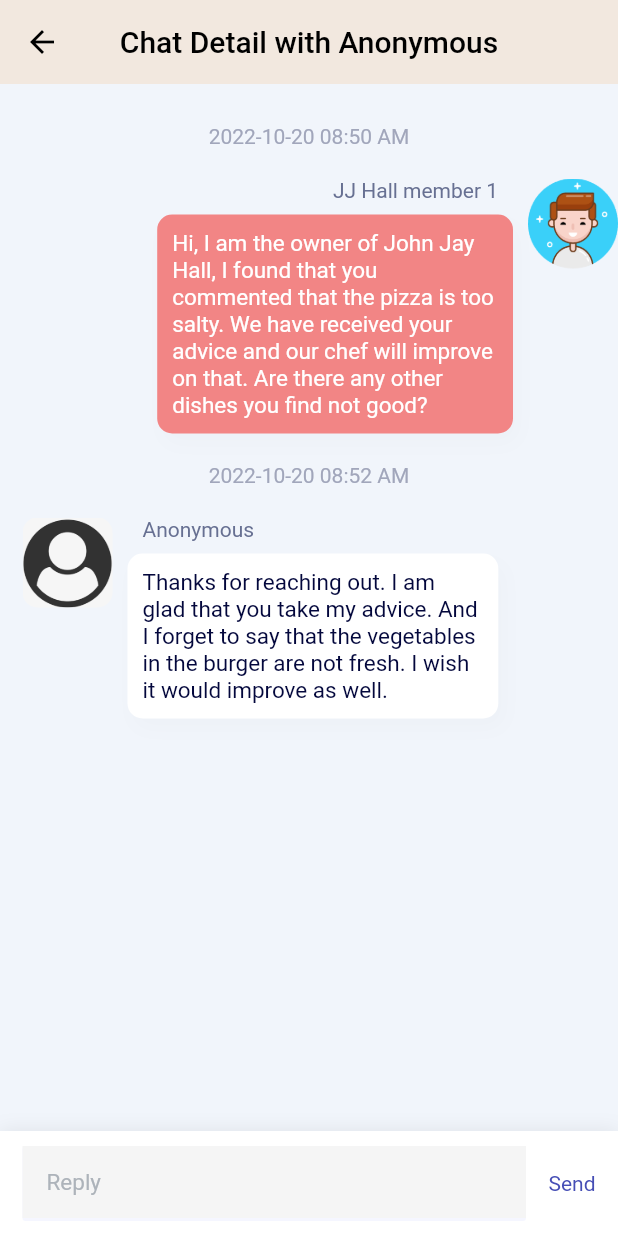
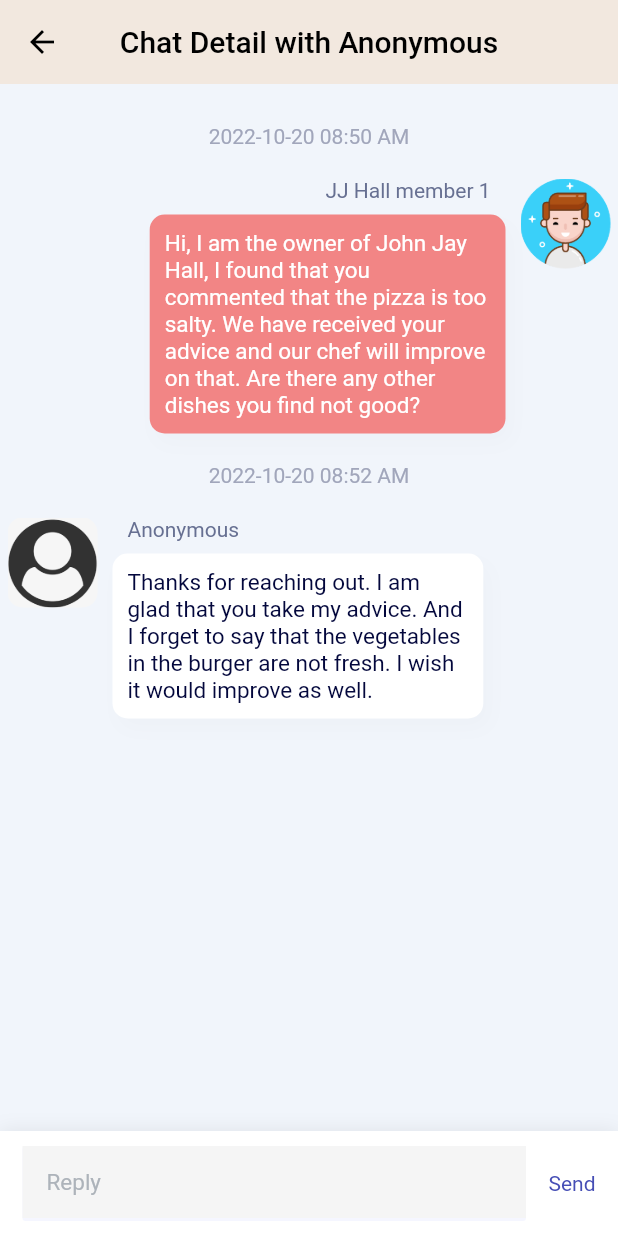
Before and after one commit to foodfyi/foodfyi_frontend, a Flutter app: the screen it shows after launch, item 2 of the bottom bar chosen, scrolled down 152 dp, after a tap on "Chat", on a phone screen of 412 x 824 dp. Run offline on Flutter 3.47's test engine with Material 2 defaults, Android fonts, the phone set to English and light mode, and no system bars; our stand-ins replace flutter_rating_bar, flutter_svg, image_picker; network calls fail.

Commit message:
fix the chat avatar padding and always scroll down to the bottom

```diff
--- a/lib/pages/chat/chat_detail.dart
+++ b/lib/pages/chat/chat_detail.dart
@@ -29,6 +29,8 @@ class _ChatDetailState extends State<ChatDetail> {
   @override
   Widget build(BuildContext context) {
     contentMaxWidth = MediaQuery.of(context).size.width * 0.6;
+    WidgetsBinding.instance.addPostFrameCallback((_) =>
+        _scrollController.jumpTo(_scrollController.position.maxScrollExtent));
     return Scaffold(
       appBar: AppBar(
         leading: IconButton(
@@ -165,7 +167,7 @@ class _ChatDetailState extends State<ChatDetail> {
             padding: EdgeInsets.only(bottom: 20),
           ),
           Padding(
-            padding: EdgeInsets.only(left: 15, right: 45),
+            padding: EdgeInsets.only(left: 5, right: 45),
             child: Row(
               crossAxisAlignment: CrossAxisAlignment.start,
               children: <Widget>[
@@ -252,7 +254,9 @@ class _ChatDetailState extends State<ChatDetail> {
             ),
             padding: EdgeInsets.only(bottom: 20),
           ),
-          Row(
+          Padding(
+              padding: EdgeInsets.only(right: 5, left: 45),
+              child: Row(
                 crossAxisAlignment: CrossAxisAlignment.start,
                 textDirection: TextDirection.rtl,
                 children: <Widget>[
@@ -300,8 +304,8 @@ class _ChatDetailState extends State<ChatDetail> {
                                         ),
                                       ],
                                       color: pinkHeavyColor,
-                                  borderRadius:
-                                      BorderRadius.all(Radius.circular(10))),
+                                      borderRadius: BorderRadius.all(
+                                          Radius.circular(10))),
                                   padding: EdgeInsets.all(10),
                                   child: Text(
                                     item.text,
@@ -323,7 +327,7 @@ class _ChatDetailState extends State<ChatDetail> {
                     ],
                   ),
                 ],
-          )
+              )),
         ],
       ),
     );
```
Lines whose indentation alone changed are shown as unchanged.
